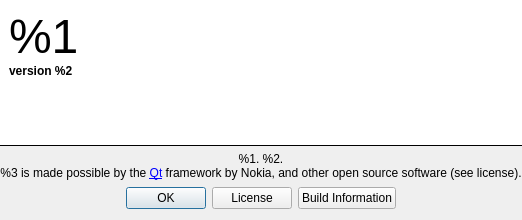
This is src/app/dialogs/aboutdialog.ui in petroules/silverlock as Qt 5 draws it before an edit. The edited form follows.
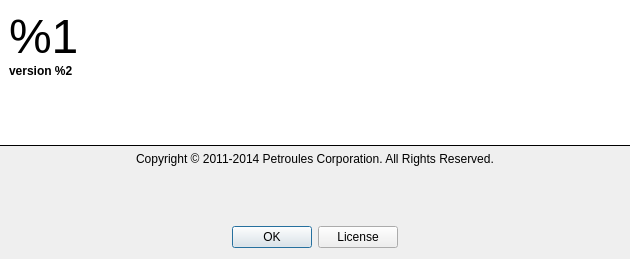
This is the edited form. Icons and pictures are not drawn.

What changed in the file:
```diff
--- a/src/app/dialogs/aboutdialog.ui
+++ b/src/app/dialogs/aboutdialog.ui
@@ -5,6 +5,14 @@
   <property name="windowModality">
    <enum>Qt::ApplicationModal</enum>
   </property>
+  <property name="geometry">
+   <rect>
+    <x>0</x>
+    <y>0</y>
+    <width>630</width>
+    <height>259</height>
+   </rect>
+  </property>
   <property name="windowTitle">
    <string>About %1</string>
   </property>
@@ -89,7 +97,7 @@
    <item>
     <widget class="QLabel" name="labelInfo">
      <property name="text">
-      <string>&lt;p&gt;%1. %2.&lt;br /&gt;%3 is made possible by the &lt;a href=&quot;http://qt.nokia.com/&quot;&gt;Qt&lt;/a&gt; framework by Nokia, and other open source software (see license).&lt;/p&gt;</string>
+      <string>Copyright © 2011-2014 Petroules Corporation. All Rights Reserved.</string>
      </property>
      <property name="alignment">
       <set>Qt::AlignCenter</set>
@@ -147,13 +155,6 @@
        </property>
       </widget>
      </item>
-     <item>
-      <widget class="QPushButton" name="buildInfoPushButton">
-       <property name="text">
-        <string>Build Information</string>
-       </property>
-      </widget>
-     </item>
      <item>
       <spacer name="horizontalSpacer_3">
        <property name="orientation">
```
Left out of the diff: 23 changed lines with no effect on the pictures.
